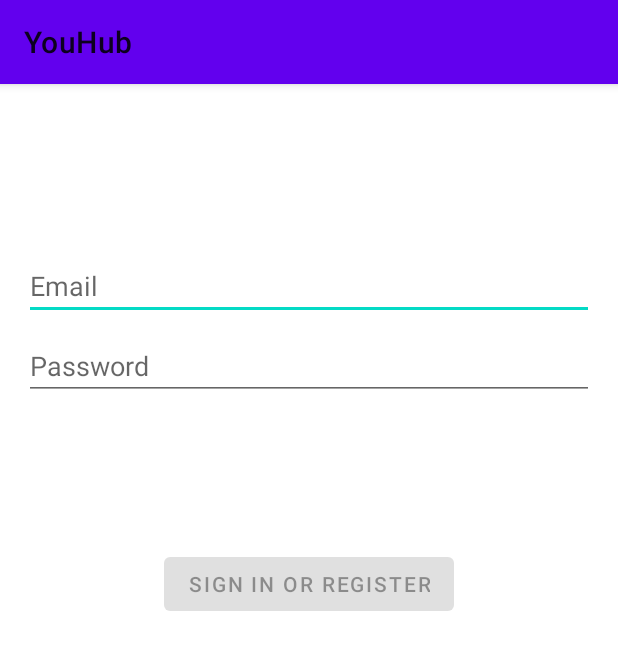
After one commit to kebora/UsaidiziHub, an Android app: the LoginActivity screen opened directly, with no data from a screen before it, on a phone screen of 412 x 824 dp. The commit adds this screen. Shown: the top 650 px of the screen. Run offline under Robolectric (Android 15) with nearby library versions, the light colour scheme and no system bars.

Commit message:
add login activity

```diff
--- a/app/src/main/AndroidManifest.xml
+++ b/app/src/main/AndroidManifest.xml
@@ -13,6 +13,9 @@
         android:theme="@style/Theme.UsaidiziHub"
         tools:targetApi="31">
         <activity
+            android:name=".LoginActivity"
+            android:exported="false" />
+        <activity
             android:name=".SplashActivity"
             android:exported="true">
             <intent-filter>
@@ -20,6 +23,7 @@
 
                 <category android:name="android.intent.category.LAUNCHER" />
             </intent-filter>
+
             <meta-data
                 android:name="android.app.lib_name"
                 android:value="" />
@@ -27,8 +31,6 @@
         <activity
             android:name=".MainActivity"
             android:exported="true">
-
-
             <meta-data
                 android:name="android.app.lib_name"
                 android:value="" />
--- /dev/null
+++ b/app/src/main/java/com/simiyu/usaidizihub/LoginActivity.java
@@ -0,0 +1,14 @@
+package com.simiyu.usaidizihub;
+
+import androidx.appcompat.app.AppCompatActivity;
+
+import android.os.Bundle;
+
+public class LoginActivity extends AppCompatActivity {
+
+    @Override
+    protected void onCreate(Bundle savedInstanceState) {
+        super.onCreate(savedInstanceState);
+        setContentView(R.layout.activity_login);
+    }
+}
--- /dev/null
+++ b/app/src/main/res/layout/activity_login.xml
@@ -0,0 +1,69 @@
+<?xml version="1.0" encoding="utf-8"?>
+<androidx.constraintlayout.widget.ConstraintLayout xmlns:android="http://schemas.android.com/apk/res/android"
+xmlns:app="http://schemas.android.com/apk/res-auto"
+xmlns:tools="http://schemas.android.com/tools"
+android:id="@+id/container"
+android:layout_width="match_parent"
+android:layout_height="match_parent"
+android:paddingLeft="@dimen/activity_horizontal_margin"
+android:paddingTop="@dimen/activity_vertical_margin"
+android:paddingRight="@dimen/activity_horizontal_margin"
+android:paddingBottom="@dimen/activity_vertical_margin"
+tools:context=".LoginActivity">
+
+<EditText
+    android:id="@+id/username"
+    android:layout_width="0dp"
+    android:layout_height="wrap_content"
+    android:layout_marginTop="96dp"
+    android:hint="@string/prompt_email"
+    android:inputType="textEmailAddress"
+    android:selectAllOnFocus="true"
+    app:layout_constraintEnd_toEndOf="parent"
+    app:layout_constraintStart_toStartOf="parent"
+    app:layout_constraintTop_toTopOf="parent" />
+
+<EditText
+    android:id="@+id/password"
+    android:layout_width="0dp"
+    android:layout_height="wrap_content"
+    android:layout_marginTop="8dp"
+    android:hint="@string/prompt_password"
+    android:imeActionLabel="@string/action_sign_in_short"
+    android:imeOptions="actionDone"
+    android:inputType="textPassword"
+    android:selectAllOnFocus="true"
+    app:layout_constraintEnd_toEndOf="parent"
+    app:layout_constraintStart_toStartOf="parent"
+    app:layout_constraintTop_toBottomOf="@+id/username" />
+
+<Button
+    android:id="@+id/login"
+    android:layout_width="wrap_content"
+    android:layout_height="wrap_content"
+    android:layout_gravity="start"
+    android:layout_marginTop="16dp"
+    android:layout_marginBottom="64dp"
+    android:enabled="false"
+    android:text="@string/action_sign_in"
+    app:layout_constraintBottom_toBottomOf="parent"
+    app:layout_constraintEnd_toEndOf="parent"
+    app:layout_constraintStart_toStartOf="parent"
+    app:layout_constraintTop_toBottomOf="@+id/password"
+    app:layout_constraintVertical_bias="0.2" />
+
+<ProgressBar
+    android:id="@+id/loading"
+    android:layout_width="wrap_content"
+    android:layout_height="wrap_content"
+    android:layout_gravity="center"
+    android:layout_marginTop="64dp"
+    android:layout_marginBottom="64dp"
+    android:visibility="gone"
+    app:layout_constraintBottom_toBottomOf="parent"
+    app:layout_constraintEnd_toEndOf="@+id/password"
+    app:layout_constraintStart_toStartOf="@+id/password"
+    app:layout_constraintTop_toTopOf="parent"
+    app:layout_constraintVertical_bias="0.3" />
+
+</androidx.constraintlayout.widget.ConstraintLayout>
--- /dev/null
+++ b/app/src/main/res/values-land/dimens.xml
@@ -0,0 +1,3 @@
+<resources>
+    <dimen name="activity_horizontal_margin">48dp</dimen>
+</resources>
--- /dev/null
+++ b/app/src/main/res/values-w1240dp/dimens.xml
@@ -0,0 +1,3 @@
+<resources>
+    <dimen name="activity_horizontal_margin">200dp</dimen>
+</resources>
--- /dev/null
+++ b/app/src/main/res/values-w600dp/dimens.xml
@@ -0,0 +1,3 @@
+<resources>
+    <dimen name="activity_horizontal_margin">48dp</dimen>
+</resources>
--- /dev/null
+++ b/app/src/main/res/values/dimens.xml
@@ -0,0 +1,5 @@
+<resources>
+    <!-- Default screen margins, per the Android Design guidelines. -->
+    <dimen name="activity_horizontal_margin">16dp</dimen>
+    <dimen name="activity_vertical_margin">16dp</dimen>
+</resources>
--- a/app/src/main/res/values/strings.xml
+++ b/app/src/main/res/values/strings.xml
@@ -15,4 +15,8 @@
     <string name="counselor_name">Daniel Kebora</string>
     <!-- TODO: Remove or change this placeholder text -->
     <string name="hello_blank_fragment">Hello blank fragment</string>
+    <string name="prompt_email">Email</string>
+    <string name="prompt_password">Password</string>
+    <string name="action_sign_in">Sign in or register</string>
+    <string name="action_sign_in_short">Sign in</string>
 </resources>
```
